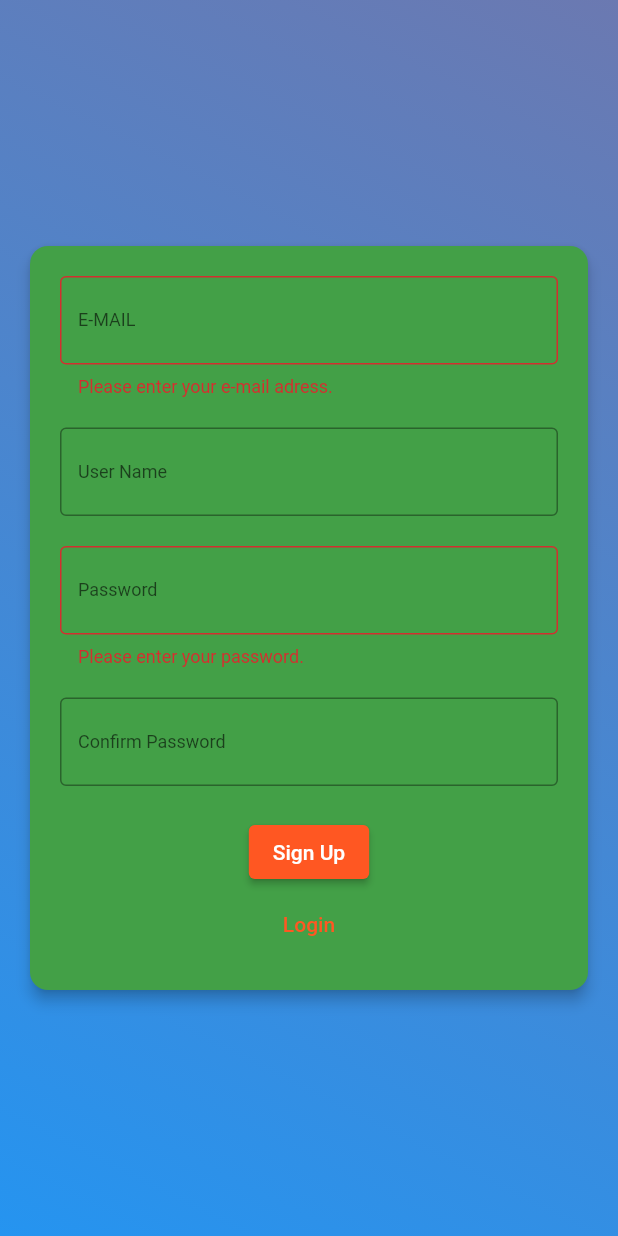
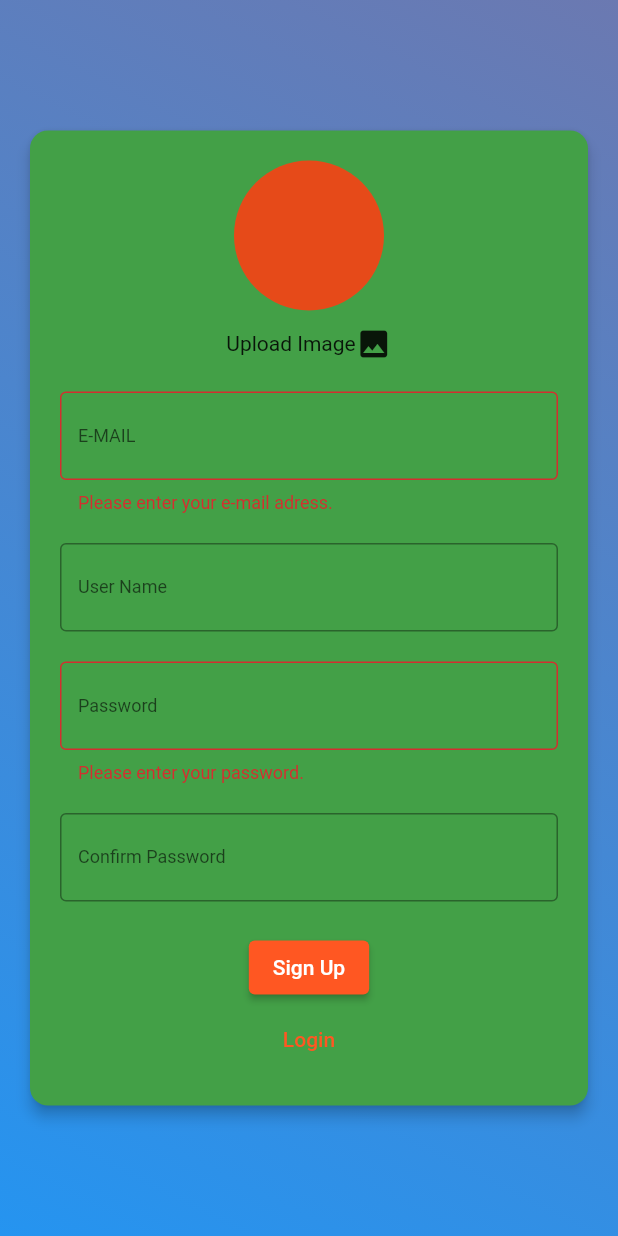
Before and after one commit to hjk1996/my_chat_app, a Flutter app: the screen it shows after launch, after a tap on "Login", after a tap on "Don't have an account yet?", on a phone screen of 412 x 824 dp. Run offline on Flutter 3.47's test engine with Material 2 defaults, Android fonts, the phone set to English and light mode, and no system bars; our stand-ins replace cloud_firestore, firebase_auth, firebase_core, firebase_storage, image_picker; accounts and stored records are empty.

Commit message:
add profile image

```diff
--- a/lib/widgets/auth/auth_form.dart
+++ b/lib/widgets/auth/auth_form.dart
@@ -1,6 +1,9 @@
+import 'dart:io';
 import 'package:firebase_auth/firebase_auth.dart';
 import 'package:cloud_firestore/cloud_firestore.dart';
+import 'package:firebase_storage/firebase_storage.dart';
 import 'package:flutter/material.dart';
+import 'package:image_picker/image_picker.dart';
 
 class AuthForm extends StatefulWidget {
   const AuthForm({Key? key}) : super(key: key);
@@ -12,6 +15,7 @@ class AuthForm extends StatefulWidget {
 class _AuthFormState extends State<AuthForm> {
   final _formKey = GlobalKey<FormState>();
 
+  String? _imagePath;
   bool _isLogin = true;
 
   final _emailController = TextEditingController();
@@ -106,7 +110,7 @@ class _AuthFormState extends State<AuthForm> {
       FirebaseFirestore.instance
           .collection('users')
           .doc(UserCredential.user!.uid)
-          .set({"last_login": Timestamp.now()});
+          .update({"last_login": Timestamp.now()});
     } on FirebaseAuthException catch (error) {
       print(error.message);
       ScaffoldMessenger.of(context).showSnackBar(
@@ -120,7 +124,7 @@ class _AuthFormState extends State<AuthForm> {
   Future<void> _signUp() async {
     final bool isValid = _formKey.currentState!.validate();
 
-    if (!isValid) {
+    if (!isValid || _imagePath == null) {
       return;
     }
 
@@ -131,12 +135,19 @@ class _AuthFormState extends State<AuthForm> {
         password: _passwordController.text,
       );
 
+      final userImagesRef = FirebaseStorage.instance.ref('user_images');
+      final uploadSnapshot = await userImagesRef
+          .child("${userCredential.user!.uid}.jpg")
+          .putFile(File(_imagePath!));
+      final downLoadUrl = await uploadSnapshot.ref.getDownloadURL();
+
       FirebaseFirestore.instance
           .collection("users")
           .doc(userCredential.user!.uid)
           .set({
         "e-mail": _emailController.text.trim(),
         "username": _usernameController.text.trim(),
+        "profile_image_url": downLoadUrl,
         "last_login": Timestamp.now()
       });
     } on FirebaseAuthException catch (error) {
@@ -165,6 +176,42 @@ class _AuthFormState extends State<AuthForm> {
             child: SingleChildScrollView(
               child: Column(
                 children: [
+                  if (!_isLogin)
+                    Column(
+                      children: [
+                        CircleAvatar(
+                          radius: 50,
+                          backgroundImage: _imagePath == null
+                              ? null
+                              : FileImage(File(_imagePath!)),
+                        ),
+                        SizedBox(
+                          height: 10,
+                        ),
+                        GestureDetector(
+                          onTap: () async {
+                            final pickedImage = await ImagePicker.platform
+                                .pickImage(source: ImageSource.camera);
+
+                            if (pickedImage != null) {
+                              setState(() {
+                                _imagePath = pickedImage.path;
+                              });
+                            }
+                          },
+                          child: Row(
+                            mainAxisAlignment: MainAxisAlignment.center,
+                            children: const [
+                              Text('Upload Image'),
+                              Icon(Icons.photo),
+                            ],
+                          ),
+                        ),
+                      ],
+                    ),
+                  const SizedBox(
+                    height: 20,
+                  ),
                   TextFormField(
                     key: const ValueKey("e-mail"),
                     validator: _validateEmail,
```
